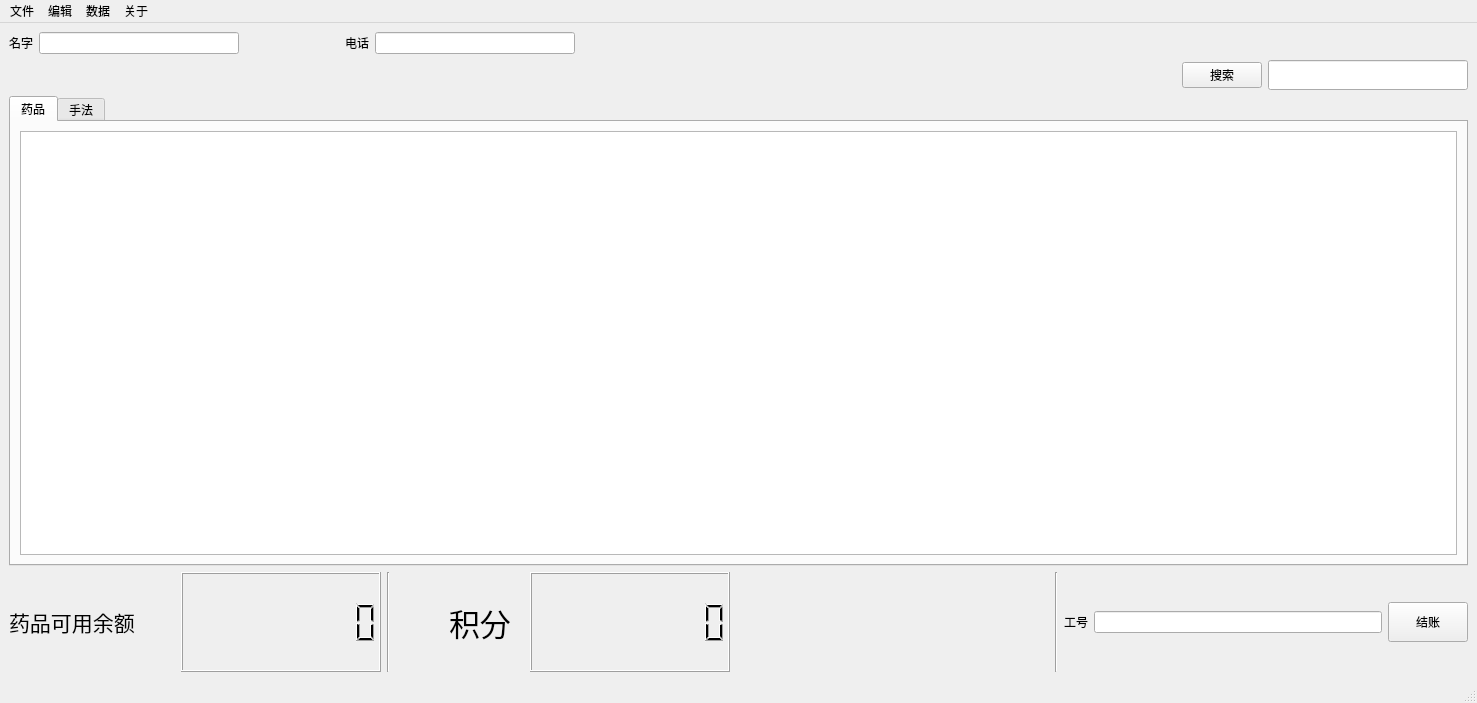
Above: Qtdesigners/主界面.ui from zhihao2020/ShopSystem before the change. Below: the same form after it.
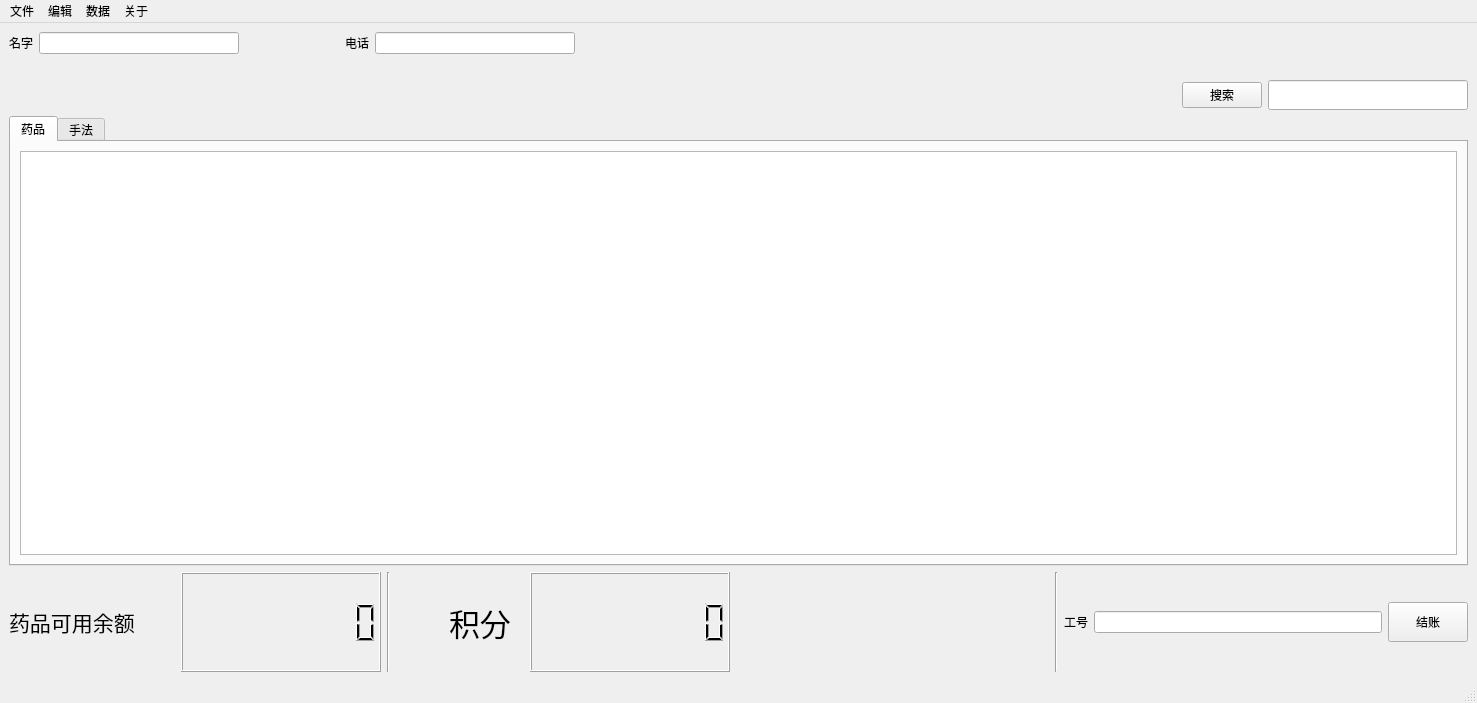
That is the form after the change. Icons and pictures are not drawn.

The edit to the form file:
```diff
--- a/Qtdesigners/主界面.ui
+++ b/Qtdesigners/主界面.ui
@@ -90,6 +90,13 @@
         </item>
        </layout>
       </item>
+      <item>
+       <widget class="QLabel" name="label_5">
+        <property name="text">
+         <string/>
+        </property>
+       </widget>
+      </item>
       <item>
        <layout class="QHBoxLayout" name="horizontalLayout_4">
         <item>
```
Left out of the diff: 6 changed lines with no effect on the pictures.
